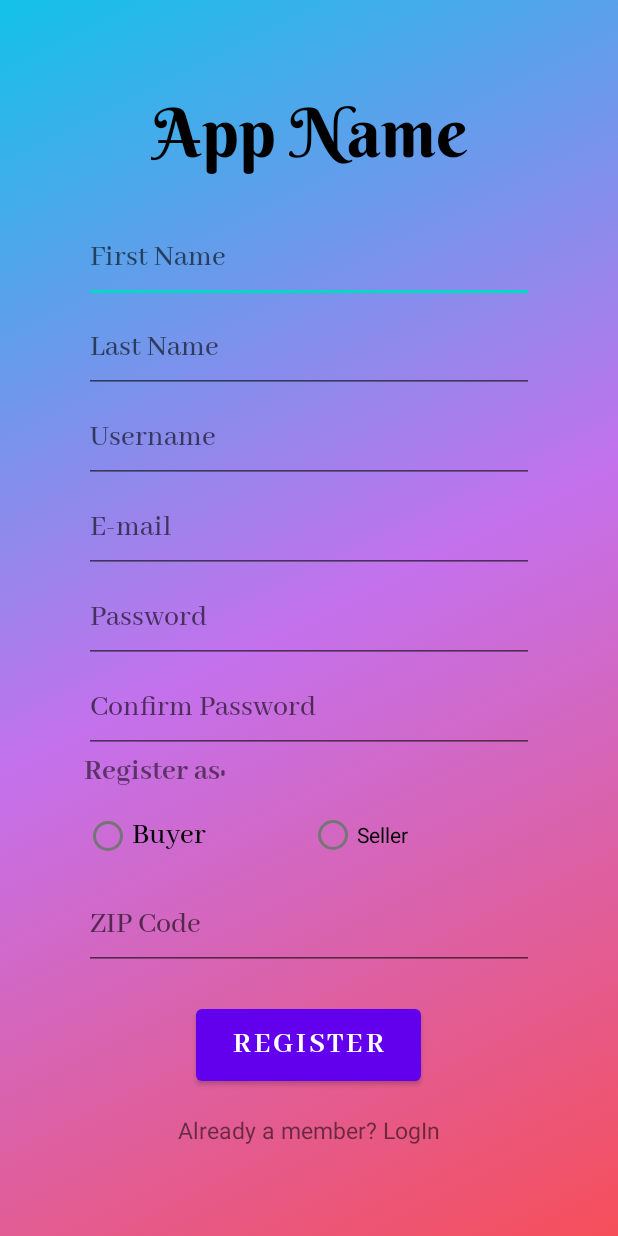
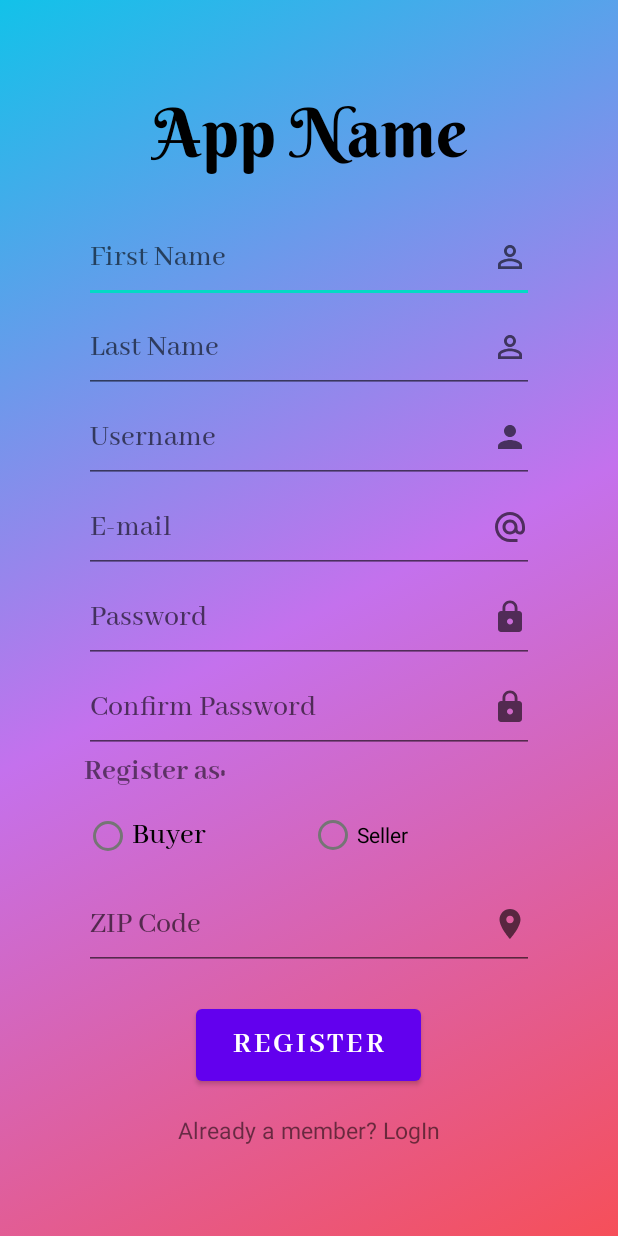
Before and after one commit to CS-370-Aplus/Aplus, an Android app: the layout fragment_register.xml on its own in the app's theme, with its tools: preview values and no code run, on a phone screen of 412 x 824 dp. Run offline under Robolectric (Android 15) with nearby library versions, the phone set to English and light mode, and no system bars.

Commit message:
PSuwal -layoutfor users Login SignUp modified

```diff
--- a/app/src/main/res/drawable-v24/icon_left_arrow.xml
+++ /dev/null
@@ -1,8 +0,0 @@
-<vector android:height="24dp"
-    android:tint="@color/application_background"
-    android:viewportHeight="24.0"
-    android:viewportWidth="24.0"
-    android:width="24dp"
-    xmlns:android="http://schemas.android.com/apk/res/android">
-    <path android:fillColor="#FF000000" android:pathData="M15.41,16.09l-4.58,-4.59 4.58,-4.59L14,5.5l-6,6 6,6z"/>
-</vector>
--- a/app/src/main/res/drawable-v24/icon_right_arrow.xml
+++ /dev/null
@@ -1,8 +0,0 @@
-<vector android:height="24dp"
-    android:tint="@color/application_background"
-    android:viewportHeight="24.0"
-    android:viewportWidth="24.0"
-    android:width="24dp"
-    xmlns:android="http://schemas.android.com/apk/res/android">
-    <path android:fillColor="#FF000000" android:pathData="M8.59,16.34l4.58,-4.59 -4.58,-4.59L10,5.75l6,6 -6,6z"/>
-</vector>
--- /dev/null
+++ b/app/src/main/res/drawable/ic_email.xml
@@ -0,0 +1,10 @@
+<vector xmlns:android="http://schemas.android.com/apk/res/android"
+    android:width="24dp"
+    android:height="24dp"
+    android:viewportWidth="24"
+    android:viewportHeight="24"
+    android:tint="?attr/colorControlNormal">
+  <path
+      android:fillColor="@android:color/white"
+      android:pathData="M12,2C6.48,2 2,6.48 2,12s4.48,10 10,10h5v-2h-5c-4.34,0 -8,-3.66 -8,-8s3.66,-8 8,-8 8,3.66 8,8v1.43c0,0.79 -0.71,1.57 -1.5,1.57s-1.5,-0.78 -1.5,-1.57L17,12c0,-2.76 -2.24,-5 -5,-5s-5,2.24 -5,5 2.24,5 5,5c1.38,0 2.64,-0.56 3.54,-1.47 0.65,0.89 1.77,1.47 2.96,1.47 1.97,0 3.5,-1.6 3.5,-3.57L22,12c0,-5.52 -4.48,-10 -10,-10zM12,15c-1.66,0 -3,-1.34 -3,-3s1.34,-3 3,-3 3,1.34 3,3 -1.34,3 -3,3z"/>
+</vector>
--- /dev/null
+++ b/app/src/main/res/drawable/ic_location.xml
@@ -0,0 +1,10 @@
+<vector xmlns:android="http://schemas.android.com/apk/res/android"
+    android:width="24dp"
+    android:height="24dp"
+    android:viewportWidth="24"
+    android:viewportHeight="24"
+    android:tint="?attr/colorControlNormal">
+  <path
+      android:fillColor="@android:color/white"
+      android:pathData="M12,2C8.13,2 5,5.13 5,9c0,5.25 7,13 7,13s7,-7.75 7,-13c0,-3.87 -3.13,-7 -7,-7zM12,11.5c-1.38,0 -2.5,-1.12 -2.5,-2.5s1.12,-2.5 2.5,-2.5 2.5,1.12 2.5,2.5 -1.12,2.5 -2.5,2.5z"/>
+</vector>
--- /dev/null
+++ b/app/src/main/res/drawable/ic_password.xml
@@ -0,0 +1,10 @@
+<vector xmlns:android="http://schemas.android.com/apk/res/android"
+    android:width="24dp"
+    android:height="24dp"
+    android:viewportWidth="24"
+    android:viewportHeight="24"
+    android:tint="?attr/colorControlNormal">
+  <path
+      android:fillColor="@android:color/white"
+      android:pathData="M18,8h-1L17,6c0,-2.76 -2.24,-5 -5,-5S7,3.24 7,6v2L6,8c-1.1,0 -2,0.9 -2,2v10c0,1.1 0.9,2 2,2h12c1.1,0 2,-0.9 2,-2L20,10c0,-1.1 -0.9,-2 -2,-2zM12,17c-1.1,0 -2,-0.9 -2,-2s0.9,-2 2,-2 2,0.9 2,2 -0.9,2 -2,2zM15.1,8L8.9,8L8.9,6c0,-1.71 1.39,-3.1 3.1,-3.1 1.71,0 3.1,1.39 3.1,3.1v2z"/>
+</vector>
--- /dev/null
+++ b/app/src/main/res/drawable/ic_person.xml
@@ -0,0 +1,10 @@
+<vector xmlns:android="http://schemas.android.com/apk/res/android"
+    android:width="24dp"
+    android:height="24dp"
+    android:viewportWidth="24"
+    android:viewportHeight="24"
+    android:tint="?attr/colorControlNormal">
+  <path
+      android:fillColor="@android:color/white"
+      android:pathData="M12,5.9c1.16,0 2.1,0.94 2.1,2.1s-0.94,2.1 -2.1,2.1S9.9,9.16 9.9,8s0.94,-2.1 2.1,-2.1m0,9c2.97,0 6.1,1.46 6.1,2.1v1.1L5.9,18.1L5.9,17c0,-0.64 3.13,-2.1 6.1,-2.1M12,4C9.79,4 8,5.79 8,8s1.79,4 4,4 4,-1.79 4,-4 -1.79,-4 -4,-4zM12,13c-2.67,0 -8,1.34 -8,4v3h16v-3c0,-2.66 -5.33,-4 -8,-4z"/>
+</vector>
--- /dev/null
+++ b/app/src/main/res/drawable/ic_user.xml
@@ -0,0 +1,10 @@
+<vector xmlns:android="http://schemas.android.com/apk/res/android"
+    android:width="24dp"
+    android:height="24dp"
+    android:viewportWidth="24"
+    android:viewportHeight="24"
+    android:tint="?attr/colorControlNormal">
+  <path
+      android:fillColor="@android:color/white"
+      android:pathData="M12,12c2.21,0 4,-1.79 4,-4s-1.79,-4 -4,-4 -4,1.79 -4,4 1.79,4 4,4zM12,14c-2.67,0 -8,1.34 -8,4v2h16v-2c0,-2.66 -5.33,-4 -8,-4z"/>
+</vector>
--- a/app/src/main/res/layout/fragment_login.xml
+++ b/app/src/main/res/layout/fragment_login.xml
@@ -24,6 +24,7 @@
         android:id="@+id/login_email"
         style="@style/Login_EditText"
 
+        android:drawableEnd="@drawable/ic_user"
         android:inputType="textEmailAddress"
         android:autofillHints="@string/username"
         android:hint="@string/username"
@@ -39,6 +40,7 @@
         android:id="@+id/login_password"
         style="@style/Login_EditText"
 
+        android:drawableEnd="@drawable/ic_password"
         android:autofillHints="@string/password"
         android:hint="@string/password"
         android:inputType="textPassword"
--- a/app/src/main/res/layout/fragment_register.xml
+++ b/app/src/main/res/layout/fragment_register.xml
@@ -46,6 +46,7 @@
                 android:id="@+id/login_firstname"
                 style="@style/Login_EditText"
 
+                android:drawableEnd="@drawable/ic_person"
                 android:hint="@string/first_name"
                 android:importantForAutofill="no"
                 android:inputType="text" />
@@ -54,6 +55,7 @@
                 android:id="@+id/login_lastname"
                 style="@style/Login_EditText"
 
+                android:drawableEnd="@drawable/ic_person"
                 android:hint="@string/last_name"
                 android:importantForAutofill="no"
                 android:inputType="text" />
@@ -62,6 +64,7 @@
                 android:id="@+id/login_username"
                 style="@style/Login_EditText"
 
+                android:drawableEnd="@drawable/ic_user"
                 android:hint="@string/username"
                 android:importantForAutofill="no"
                 android:inputType="text" />
@@ -70,6 +73,7 @@
                 android:id="@+id/login_email"
                 style="@style/Login_EditText"
 
+                android:drawableEnd="@drawable/ic_email"
                 android:hint="@string/e_mail"
                 android:importantForAutofill="no"
                 android:inputType="textEmailAddress" />
@@ -78,6 +82,7 @@
                 android:id="@+id/login_password"
                 style="@style/Login_EditText"
 
+                android:drawableEnd="@drawable/ic_password"
                 android:hint="@string/password"
                 android:importantForAutofill="no"
                 android:inputType="textPassword" />
@@ -86,6 +91,7 @@
                 android:id="@+id/login_password2"
                 style="@style/Login_EditText"
 
+                android:drawableEnd="@drawable/ic_password"
                 android:hint="@string/confirm_password"
                 android:importantForAutofill="no"
                 android:inputType="textPassword" />
@@ -125,6 +131,7 @@
                 android:id="@+id/login_zipcode"
                 style="@style/Login_EditText"
 
+                android:drawableEnd="@drawable/ic_location"
                 android:hint="@string/zip_code"
                 android:importantForAutofill="no"
                 android:inputType="textPassword"/>
```
